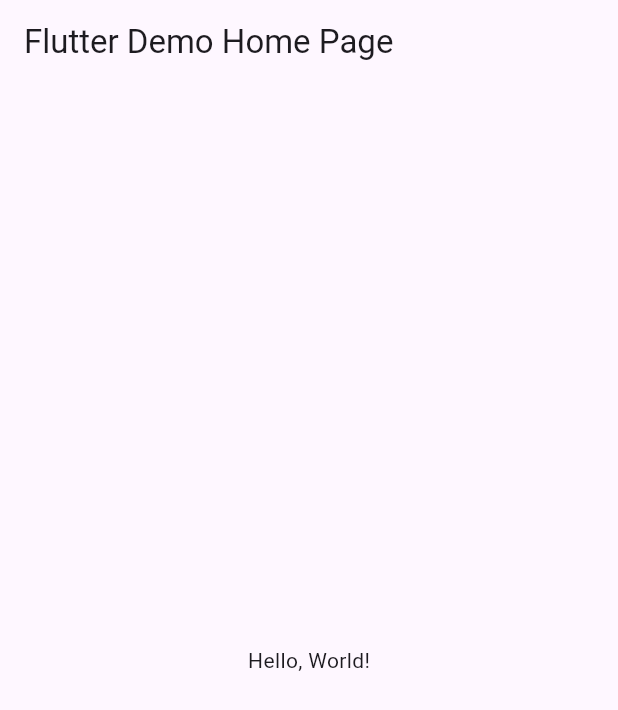
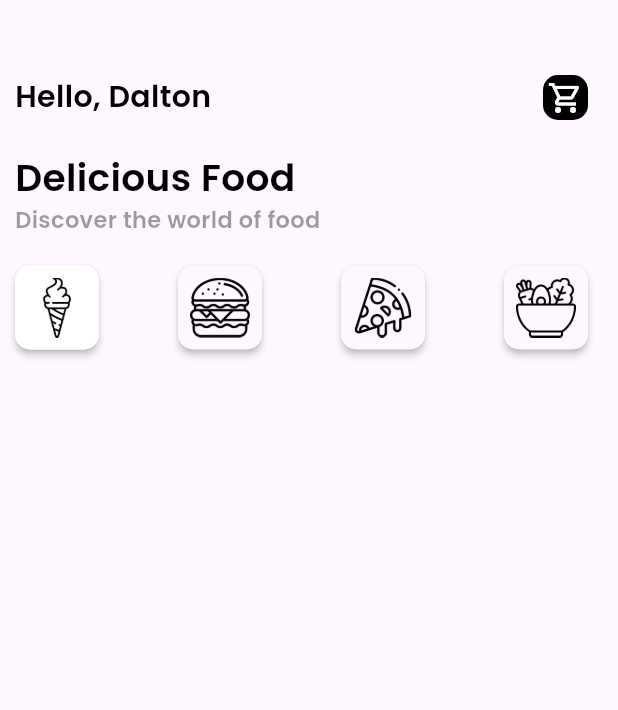
Before and after one commit to mojjoiv/platform-flutter, a Flutter app: the screen it shows after launch, on a phone screen of 412 x 824 dp. Shown: the top 710 px of the screen. Run offline on Flutter 3.47's test engine with Material 3 defaults, Android fonts, the phone set to English and light mode, and no system bars.

Commit message:
homepage implemented

```diff
--- a/lib/main.dart
+++ b/lib/main.dart
@@ -1,4 +1,5 @@
 import 'package:flutter/material.dart';
+import 'package:ecommerceplatform/pages/home.dart';
 
 void main() => runApp(MyApp());
 
@@ -17,7 +18,7 @@ class MyApp extends StatelessWidget {
         primarySwatch: Colors.blue,
       ),
       // A widget which will be started on application startup
-      home: MyHomePage(title: 'Flutter Demo Home Page'),
+      home: Home(),
     );
   }
 }
@@ -35,7 +36,7 @@ class MyHomePage extends StatelessWidget {
       ),
       body: Center(
         child: Text(
-          'Hello, World!',
+          'change me here',
         ),
       ),
     );
--- /dev/null
+++ b/lib/pages/home.dart
@@ -0,0 +1,101 @@
+import 'package:ecommerceplatform/widgets/widget_support.dart';
+import 'package:flutter/material.dart';
+
+class Home extends StatefulWidget {
+  const Home({super.key});
+
+  @override
+  State<Home> createState() => _HomeState();
+}
+
+class _HomeState extends State<Home> {
+  bool icecream = false, pizza = false, burger = false, salad = false;
+  @override
+  Widget build(BuildContext context) {
+    return Scaffold(
+        body: Container(
+      margin: EdgeInsets.only(
+        top: 50.0,
+        left: 10.0,
+        right: 20.0,
+      ),
+      child: Column(
+        crossAxisAlignment: CrossAxisAlignment.start,
+        children: [
+          Row(
+            mainAxisAlignment: MainAxisAlignment.spaceBetween,
+            children: [
+              Text("Hello, Dalton", style: AppWidget.boldTextStyle()),
+              Container(
+                  padding: EdgeInsets.all(3),
+                  decoration: BoxDecoration(
+                      color: Colors.black,
+                      borderRadius: BorderRadius.circular(10)),
+                  child:
+                      Icon(Icons.shopping_cart_outlined, color: Colors.white))
+            ],
+          ),
+          SizedBox(
+            height: 20.0,
+          ),
+          Text("Delicious Food", style: AppWidget.HeadlineTextStyle()),
+          Text("Discover the world of food", style: AppWidget.LightTextStyle()),
+          SizedBox(
+            height: 20.0,
+          ),
+          Row(
+            mainAxisAlignment: MainAxisAlignment.spaceBetween,
+            children: [
+              GestureDetector(
+                  onTap: () {
+                    icecream = true;
+                    pizza = false;
+                    salad = false;
+                    burger = false;
+                    setState(() {});
+                  },
+                  child: Material(
+                      elevation: 2.0,
+                      borderRadius: BorderRadius.circular(10),
+                      child: Container(
+                        decoration: BoxDecoration(
+                            color: icecream ? Colors.black : Colors.white,
+                            borderRadius: BorderRadius.circular(10)),
+                        padding: EdgeInsets.all(8),
+                        child: Image.asset("images/ice-cream.png",
+                            height: 40,
+                            width: 40,
+                            fit: BoxFit.cover,
+                            color: icecream ? Colors.white : Colors.black),
+                      ))),
+              Material(
+                  elevation: 2.0,
+                  borderRadius: BorderRadius.circular(10),
+                  child: Container(
+                    padding: EdgeInsets.all(8),
+                    child: Image.asset("images/burger.png",
+                        height: 40, width: 40, fit: BoxFit.cover),
+                  )),
+              Material(
+                  elevation: 2.0,
+                  borderRadius: BorderRadius.circular(10),
+                  child: Container(
+                    padding: EdgeInsets.all(8),
+                    child: Image.asset("images/pizza.png",
+                        height: 40, width: 40, fit: BoxFit.cover),
+                  )),
+              Material(
+                  elevation: 2.0,
+                  borderRadius: BorderRadius.circular(10),
+                  child: Container(
+                    padding: EdgeInsets.all(8),
+                    child: Image.asset("images/salad.png",
+                        height: 40, width: 40, fit: BoxFit.cover),
+                  ))
+            ],
+          )
+        ],
+      ),
+    ));
+  }
+}
--- /dev/null
+++ b/lib/widgets/widget_support.dart
@@ -0,0 +1,30 @@
+import 'package:flutter/material.dart';
+
+class AppWidget {
+  static TextStyle boldTextStyle() {
+    return TextStyle(
+      color: Colors.black,
+      fontSize: 20.0,
+      fontWeight: FontWeight.bold,
+      fontFamily: 'Poppins',
+    );
+  }
+
+  static TextStyle HeadlineTextStyle() {
+    return TextStyle(
+      color: Colors.black,
+      fontSize: 25.0,
+      fontWeight: FontWeight.bold,
+      fontFamily: 'Poppins',
+    );
+  }
+
+  static TextStyle LightTextStyle() {
+    return TextStyle(
+      color: Colors.black38,
+      fontSize: 15.0,
+      fontWeight: FontWeight.w500,
+      fontFamily: 'Poppins',
+    );
+  }
+}
```
Also changed, not shown: pubspec.yaml (+6 -6 lines), fonts/Poppins-SemiBold.ttf (added), images/burger.png (added), images/ice-cream.png (added), images/pizza.png (added), images/salad.png (added).
